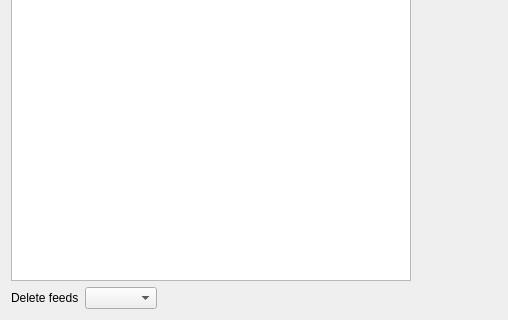
This is akregator/plugins/onlinesync/ui/configurationwidget.ui in chusopr/kdepim-ktimetracker-akonadi as Qt 5 draws it before an edit; both pictures show x 0 to 508 and y 159 to 479 of the 508 by 479 pixel window. The edited form follows.
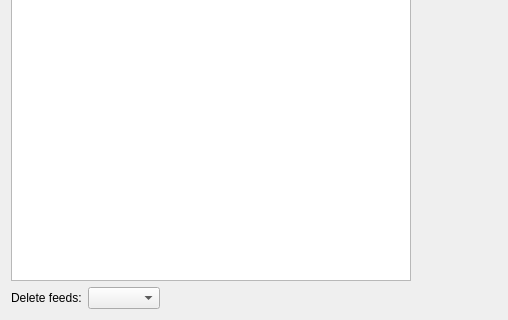
This is the edited form.

```diff
--- a/akregator/plugins/onlinesync/ui/configurationwidget.ui
+++ b/akregator/plugins/onlinesync/ui/configurationwidget.ui
@@ -91,7 +91,7 @@
      <item>
       <widget class="QLabel" name="lDeletePolicy" >
        <property name="text" >
-        <string>Delete feeds</string>
+        <string>Delete feeds:</string>
        </property>
       </widget>
      </item>
```
